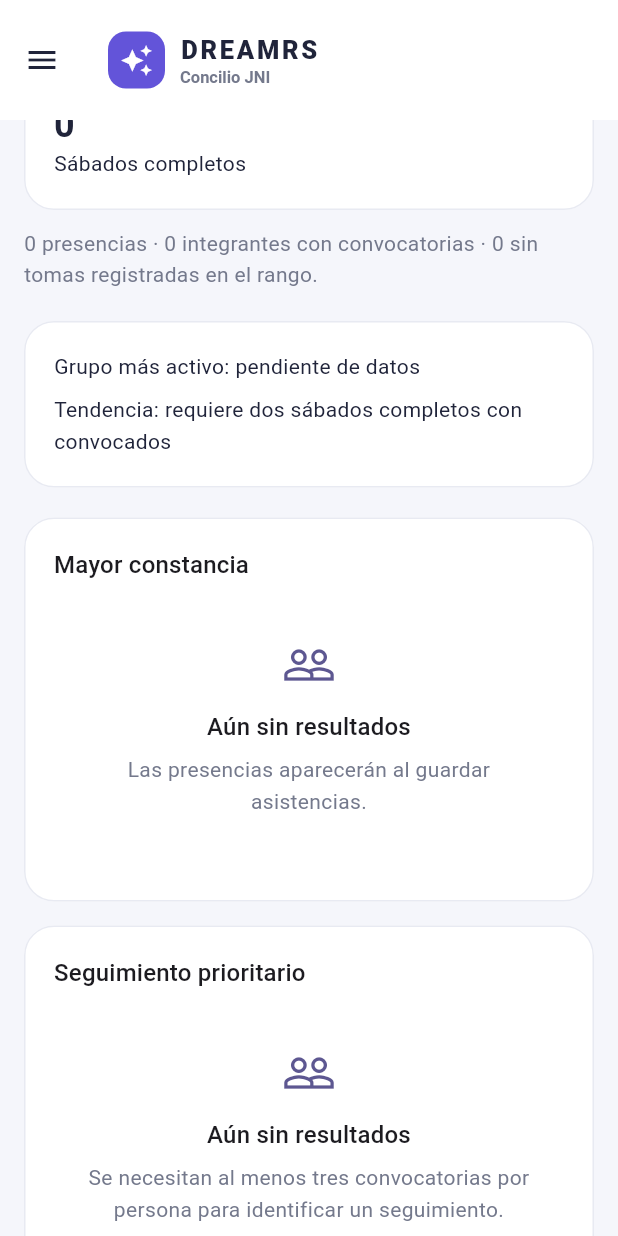
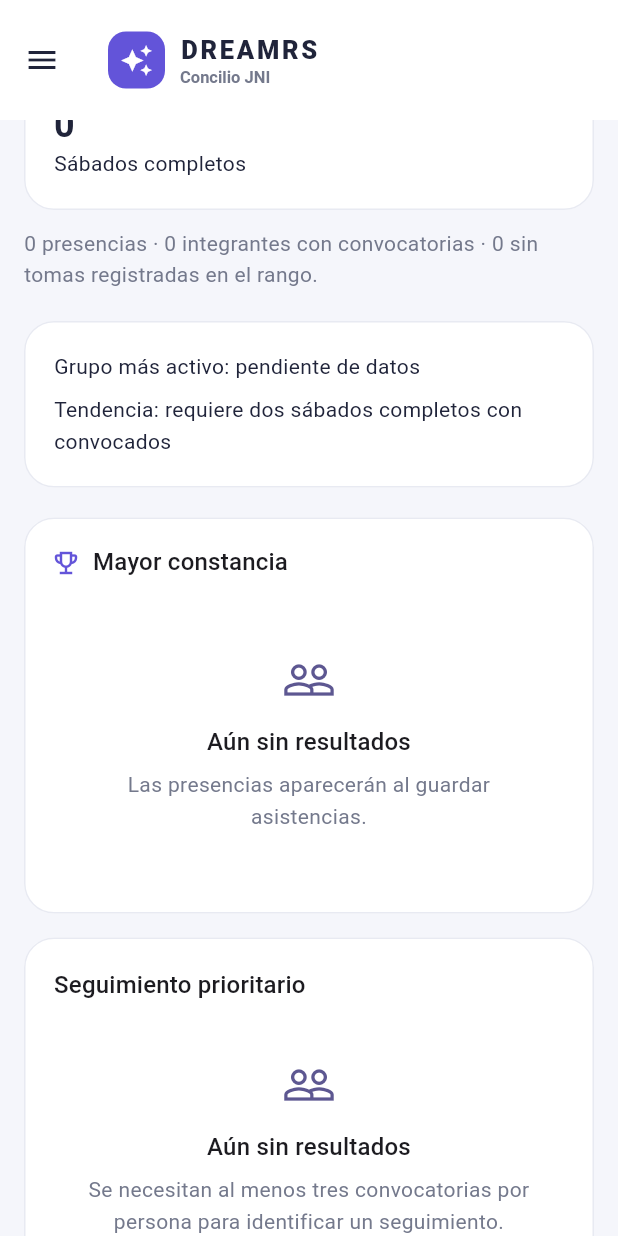
Before and after one commit to GuzmanAlv/Plataforma-Concilio-JNI, a Flutter app: the screen it shows after launch, scrolled down 1152 dp, on a phone screen of 412 x 824 dp. Run offline on Flutter 3.47's test engine with Material 3 defaults, Android fonts, the phone set to English and light mode, and no system bars; our stand-ins replace fl_chart, flutter_riverpod, go_router, image_picker, supabase_flutter; accounts and stored records are empty.

Commit message:
style: compact directory and constancy ranking and fit movement table

```diff
--- a/lib/features/dashboard/application/dashboard_providers.dart
+++ b/lib/features/dashboard/application/dashboard_providers.dart
@@ -34,6 +34,10 @@ final dashboardInsightsProvider = FutureProvider.autoDispose
       final results = await (membersFuture, pointsFuture, rowsFuture).wait;
       final insights = AttendanceInsights(
         members: results.$1.map((e) => e.member),
+        memberships: {
+          for (final entry in results.$1)
+            if (entry.membership != null) entry.member.id: entry.membership!,
+        },
         points: results.$2,
         snapshots: results.$3.map(
           (r) => AttendanceSnapshot(
--- a/lib/features/dashboard/domain/attendance_insights.dart
+++ b/lib/features/dashboard/domain/attendance_insights.dart
@@ -16,9 +16,13 @@ class AttendanceSnapshot {
 }
 
 class MemberParticipation {
-  MemberParticipation(this.member, Iterable<AttendanceSnapshot> records)
-    : records = records.toList()..sort((a, b) => b.date.compareTo(a.date));
+  MemberParticipation(
+    this.member,
+    Iterable<AttendanceSnapshot> records, {
+    this.membership,
+  }) : records = records.toList()..sort((a, b) => b.date.compareTo(a.date));
   final Member member;
+  final GroupMembership? membership;
   final List<AttendanceSnapshot> records;
   late final int attended = records.where((r) => r.present).length;
   int get invited => records.length;
@@ -40,6 +44,7 @@ class AttendanceInsights {
     required CivilDate start,
     required CivilDate end,
     required CivilDate today,
+    Map<String, GroupMembership> memberships = const {},
   }) {
     final valid = snapshots
         .where(
@@ -56,7 +61,13 @@ class AttendanceInsights {
     }
     people = members
         .where((m) => m.active)
-        .map((m) => MemberParticipation(m, byMember[m.id] ?? const []))
+        .map(
+          (m) => MemberParticipation(
+            m,
+            byMember[m.id] ?? const [],
+            membership: memberships[m.id],
+          ),
+        )
         .toList();
     sessions = points
         .where(
@@ -123,8 +134,18 @@ class AttendanceInsights {
 
   late final List<MemberParticipation> mostRegular =
       people.where((p) => p.attended > 0).toList()..sort((a, b) {
+        final role = (a.membership?.role == MemberRole.lider ? 1 : 0).compareTo(
+          b.membership?.role == MemberRole.lider ? 1 : 0,
+        );
+        if (role != 0) return role;
+        final rate = b.rate.compareTo(a.rate);
+        if (rate != 0) return rate;
         final count = b.attended.compareTo(a.attended);
-        return count != 0 ? count : b.rate.compareTo(a.rate);
+        return count != 0
+            ? count
+            : a.member.fullName.toLowerCase().compareTo(
+                b.member.fullName.toLowerCase(),
+              );
       });
   late final List<MemberParticipation> followUp =
       people.where((p) => p.needsFollowUp).toList()
--- /dev/null
+++ b/lib/features/dashboard/presentation/constancy_ranking.dart
@@ -0,0 +1,131 @@
+import 'package:flutter/material.dart';
+import '../../../app/theme/app_theme.dart';
+import '../../../shared/widgets/empty_state.dart';
+import '../domain/attendance_insights.dart';
+
+class ConstancyRanking extends StatelessWidget {
+  const ConstancyRanking({required this.people, super.key});
+  final List<MemberParticipation> people;
+  @override
+  Widget build(BuildContext context) => Card(
+    child: Padding(
+      padding: const EdgeInsets.all(18),
+      child: Column(
+        crossAxisAlignment: CrossAxisAlignment.stretch,
+        children: [
+          Row(
+            children: [
+              const Icon(
+                Icons.emoji_events_outlined,
+                color: AppTheme.purple,
+                size: 20,
+              ),
+              const SizedBox(width: 8),
+              Expanded(
+                child: Text(
+                  'Mayor constancia',
+                  style: Theme.of(context).textTheme.titleMedium,
+                ),
+              ),
+            ],
+          ),
+          const SizedBox(height: 12),
+          if (people.isEmpty)
+            const EmptyState(
+              icon: Icons.people_outline,
+              title: 'Aún sin resultados',
+              message: 'Las presencias aparecerán al guardar asistencias.',
+            ),
+          for (final (index, person) in people.take(5).indexed) ...[
+            if (index > 0) const Divider(height: 1, color: Color(0xFFF0EDF7)),
+            Padding(
+              padding: const EdgeInsets.symmetric(vertical: 10),
+              child: Row(
+                children: [
+                  Container(
+                    width: 28,
+                    height: 28,
+                    alignment: Alignment.center,
+                    decoration: BoxDecoration(
+                      color: index == 0
+                          ? const Color(0xFFFFF3CF)
+                          : const Color(0xFFF2EFFC),
+                      borderRadius: BorderRadius.circular(9),
+                    ),
+                    child: Text(
+                      '${index + 1}',
+                      style: TextStyle(
+                        fontSize: 13,
+                        fontWeight: FontWeight.w800,
+                        color: index == 0
+                            ? const Color(0xFF8A6500)
+                            : AppTheme.purple,
+                      ),
+                    ),
+                  ),
+                  const SizedBox(width: 10),
+                  Expanded(
+                    child: Column(
+                      crossAxisAlignment: CrossAxisAlignment.start,
+                      children: [
+                        Tooltip(
+                          message: person.member.fullName,
+                          child: Text(
+                            person.member.fullName,
+                            maxLines: 1,
+                            overflow: TextOverflow.ellipsis,
+                            style: const TextStyle(
+                              fontSize: 14,
+                              fontWeight: FontWeight.w600,
+                            ),
+                          ),
+                        ),
+                        const SizedBox(height: 3),
+                        Row(
+                          children: [
+                            Icon(
+                              Icons.circle,
+                              size: 7,
+                              color: person.membership == null
+                                  ? const Color(0xFF79718D)
+                                  : AppTheme.groupColors[person
+                                        .membership!
+                                        .groupId
+                                        .name],
+                            ),
+                            const SizedBox(width: 5),
+                            Expanded(
+                              child: Text(
+                                person.membership?.groupId.groupName ??
+                                    'Sin grupo',
+                                maxLines: 1,
+                                overflow: TextOverflow.ellipsis,
+                                style: const TextStyle(
+                                  fontSize: 11,
+                                  color: Color(0xFF79718D),
+                                ),
+                              ),
+                            ),
+                          ],
+                        ),
+                      ],
+                    ),
+                  ),
+                  const SizedBox(width: 8),
+                  Text(
+                    '${(100 * person.rate).toStringAsFixed(0)}%',
+                    style: const TextStyle(
+                      color: AppTheme.purple,
+                      fontSize: 14,
+                      fontWeight: FontWeight.w800,
+                    ),
+                  ),
+                ],
+              ),
+            ),
+          ],
+        ],
+      ),
+    ),
+  );
+}
--- a/lib/features/dashboard/presentation/insights_panel.dart
+++ b/lib/features/dashboard/presentation/insights_panel.dart
@@ -2,6 +2,7 @@ import 'package:flutter/material.dart';
 import 'package:intl/intl.dart';
 import '../../../shared/widgets/empty_state.dart';
 import '../domain/attendance_insights.dart';
+import 'constancy_ranking.dart';
 
 class InsightsPanel extends StatelessWidget {
   const InsightsPanel({required this.insights, super.key});
@@ -155,12 +156,7 @@ class InsightsPanel extends StatelessWidget {
             children: [
               SizedBox(
                 width: width,
-                child: _ranking(
-                  context,
-                  'Mayor constancia',
-                  insights.mostRegular,
-                  'Las presencias aparecerán al guardar asistencias.',
-                ),
+                child: ConstancyRanking(people: insights.mostRegular),
               ),
               SizedBox(
                 width: width,
```
Also changed, not shown: lib/features/members/presentation/member_directory_row.dart (added, +161 -0 lines), lib/features/members/presentation/members_page.dart (+13 -57 lines), lib/features/treasury/presentation/movements_table.dart (+50 -9 lines), 3 other files.
